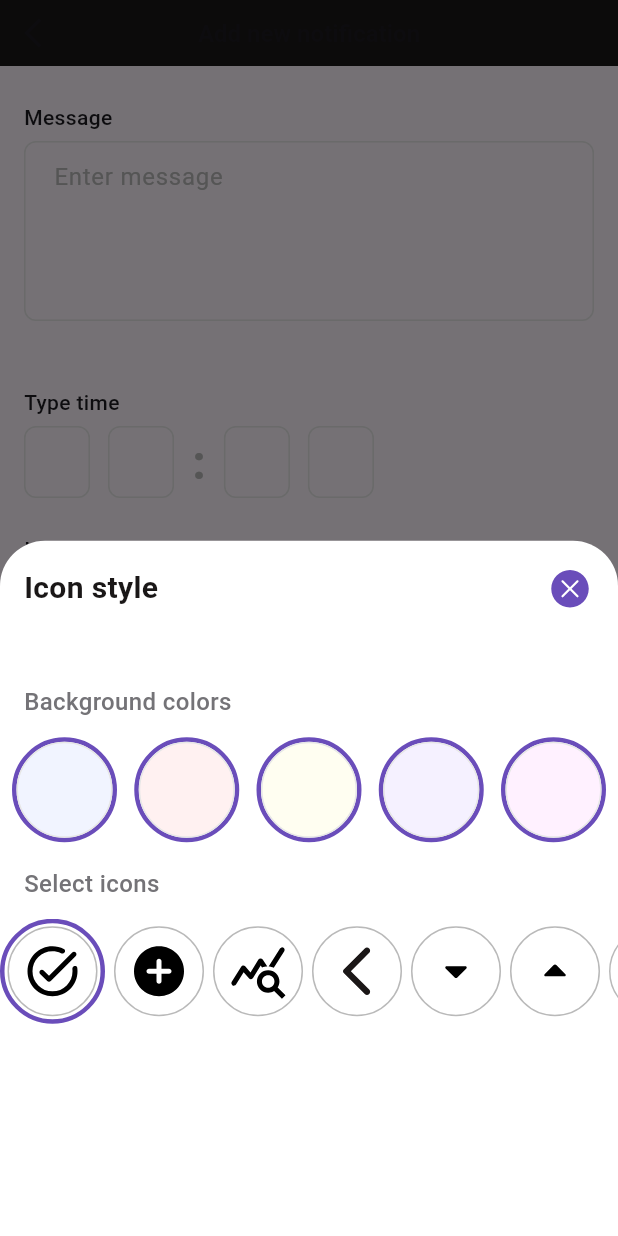
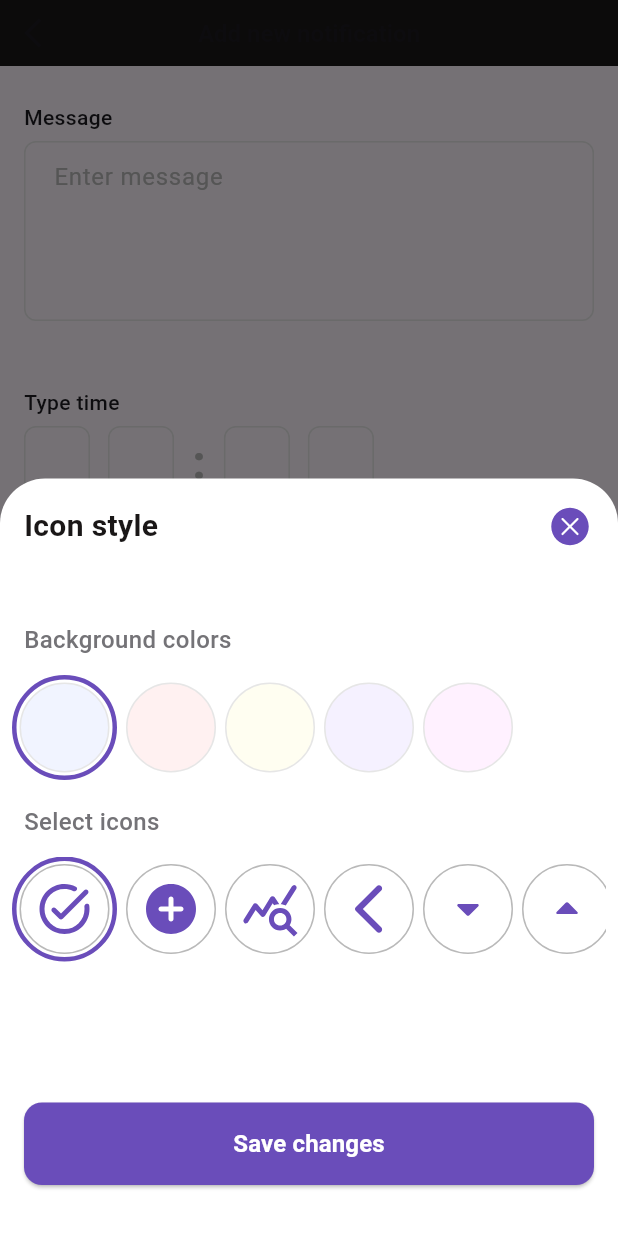
Before and after one commit to NataliyaKoval/flutter_noti, a Flutter app: the AddNewNotificationPage screen opened directly, after a tap on "Select icon", on a phone screen of 412 x 824 dp. Run offline on Flutter 3.47's test engine with Material 3 defaults, Android fonts, the phone set to English and light mode, and no system bars; our stand-ins replace flutter_bloc, flutter_svg.

Commit message:
Display selected icon on the AddNewNotificationPage

```diff
--- a/lib/consts/add_new_strings.dart
+++ b/lib/consts/add_new_strings.dart
@@ -11,4 +11,5 @@ class AddNewStrings {
   String get bottomSheetTitle => 'Icon style';
   String get backgroundColors => 'Background colors';
   String get selectIcons => 'Select icons';
+  String get saveButtonText => 'Save changes';
 }
--- /dev/null
+++ b/lib/consts/icon_colors_list.dart
@@ -0,0 +1,11 @@
+import 'dart:ui';
+
+import 'package:noti/consts/app_colors.dart';
+
+const List<Color> iconColorsList = [
+  AppColors.aliceBlue,
+  AppColors.lavenderBlush,
+  AppColors.ivory,
+  AppColors.magnolia,
+  AppColors.honeydew,
+];
--- a/lib/presentation/add_new_notification_screen/add_new_notification_page.dart
+++ b/lib/presentation/add_new_notification_screen/add_new_notification_page.dart
@@ -2,6 +2,8 @@ import 'package:flutter/material.dart';
 import 'package:flutter_bloc/flutter_bloc.dart';
 import 'package:flutter_svg/svg.dart';
 import 'package:noti/consts/app_colors.dart';
+import 'package:noti/consts/icon_colors_list.dart';
+import 'package:noti/consts/icon_ids_list.dart';
 import 'package:noti/consts/image_assets.dart';
 import 'package:noti/consts/strings.dart';
 import 'package:noti/consts/time_input_id.dart';
@@ -44,7 +46,7 @@ class AddNewNotificationPage extends StatelessWidget {
           body: Padding(
             padding: const EdgeInsets.only(
               top: 24,
-              bottom: 34,
+              bottom: 32,
               left: 16,
               right: 16,
             ),
@@ -76,9 +78,20 @@ class AddNewNotificationPage extends StatelessWidget {
                         decoration: BoxDecoration(
                           shape: BoxShape.circle,
                           border: Border.all(color: AppColors.gray),
+                          color: state.isIconChosen
+                              ? iconColorsList[state.iconBackgroundIndex]
+                              : AppColors.white,
                         ),
                         child: Center(
-                            child: SvgPicture.asset(ImageAssets.placeholder)),
+                            child: state.isIconChosen
+                                ? SvgPicture.asset(
+                                    'assets/icons/${iconIdsList[state.iconIndex]}.svg',
+                                    colorFilter: const ColorFilter.mode(
+                                        AppColors.plumpPurple, BlendMode.srcIn),
+                                    width: 40,
+                                    height: 40,
+                                  )
+                                : SvgPicture.asset(ImageAssets.placeholder)),
                       ),
                       const SizedBox(
                         width: 16,
@@ -87,7 +100,7 @@ class AddNewNotificationPage extends StatelessWidget {
                         onPressed: () {
                           showModalBottomSheet(
                             context: context,
-                            //isScrollControlled: true,
+                            isScrollControlled: true,
                             shape: const RoundedRectangleBorder(
                               borderRadius: BorderRadius.only(
                                 topLeft: Radius.circular(30),
@@ -100,10 +113,14 @@ class AddNewNotificationPage extends StatelessWidget {
                               value: context.read<AddNewNotificationCubit>(),
                               child: BlocBuilder<AddNewNotificationCubit,
                                   AddNewNotificationState>(
-                                builder: (BuildContext context,
-                                    AddNewNotificationState state) {
+                                builder: (
+                                  BuildContext context,
+                                  AddNewNotificationState state,
+                                ) {
                                   return IconBottomSheet(
                                     iconIndex: state.iconIndex,
+                                    iconBackgroundIndex:
+                                        state.iconBackgroundIndex,
                                   );
                                 },
                               ),
--- a/lib/presentation/add_new_notification_screen/bloc/add_new_notification_cubit.dart
+++ b/lib/presentation/add_new_notification_screen/bloc/add_new_notification_cubit.dart
@@ -53,13 +53,15 @@ class AddNewNotificationCubit extends Cubit<AddNewNotificationState> {
     }
   }
 
-  void getIconBackground(value) {
-    iconBackground = value;
-    print(value);
+  void getIconBackground(int index) {
+    emit(state.copyWith(iconBackgroundIndex: index));
   }
 
   void getIcon(int index) {
-    print(index);
     emit(state.copyWith(iconIndex: index));
   }
+
+  void saveIconData() {
+    emit(state.copyWith(isIconChosen: true));
+  }
 }
--- a/lib/presentation/add_new_notification_screen/bloc/add_new_notification_state.dart
+++ b/lib/presentation/add_new_notification_screen/bloc/add_new_notification_state.dart
@@ -5,19 +5,27 @@ class AddNewNotificationState {
   const AddNewNotificationState({
     this.isConfirmButtonEnabled = false,
     this.iconIndex = 0,
+    this.iconBackgroundIndex = 0,
+    this.isIconChosen = false,
   });
 
   final bool isConfirmButtonEnabled;
   final int iconIndex;
+  final int iconBackgroundIndex;
+  final bool isIconChosen;
 
   AddNewNotificationState copyWith({
     bool? isConfirmButtonEnabled,
     int? iconIndex,
+    int? iconBackgroundIndex,
+    bool? isIconChosen,
   }) {
     return AddNewNotificationState(
       isConfirmButtonEnabled:
           isConfirmButtonEnabled ?? this.isConfirmButtonEnabled,
       iconIndex: iconIndex ?? this.iconIndex,
+      iconBackgroundIndex: iconBackgroundIndex ?? this.iconBackgroundIndex,
+      isIconChosen: isIconChosen ?? this.isIconChosen,
     );
   }
 }
--- a/lib/presentation/add_new_notification_screen/widgets/icon_background_circle.dart
+++ /dev/null
@@ -1,39 +0,0 @@
-import 'package:flutter/material.dart';
-import 'package:noti/consts/app_colors.dart';
-
-class IconBackgroundCircle extends StatelessWidget {
-  const IconBackgroundCircle({
-    super.key,
-    required this.color,
-    required this.onTap,
-  });
-
-  final Color color;
-  final void Function(Color color) onTap;
-
-  @override
-  Widget build(BuildContext context) {
-    return InkWell(
-      onTap: () {
-        onTap(color);
-      },
-      child: Container(
-        width: 70,
-        height: 70,
-        decoration: BoxDecoration(
-          shape: BoxShape.circle,
-          border: Border.all(width: 3, color: AppColors.plumpPurple),
-        ),
-        child: Container(
-          width: 60,
-          height: 60,
-          decoration: BoxDecoration(
-            shape: BoxShape.circle,
-            border: Border.all(width: 1, color: AppColors.platinum),
-            color: color,
-          ),
-        ),
-      ),
-    );
-  }
-}
--- /dev/null
+++ b/lib/presentation/add_new_notification_screen/widgets/icon_background_list_view.dart
@@ -0,0 +1,55 @@
+import 'package:flutter/material.dart';
+import 'package:noti/consts/app_colors.dart';
+import 'package:noti/consts/icon_colors_list.dart';
+
+class IconBackgroundListView extends StatelessWidget {
+  const IconBackgroundListView({
+    super.key,
+    required this.onTap,
+    required this.iconIndex,
+  });
+
+  final void Function(int index) onTap;
+  final int iconIndex;
+
+  @override
+  Widget build(BuildContext context) {
+    return ListView.separated(
+      scrollDirection: Axis.horizontal,
+      separatorBuilder: (context, index) =>
+      const SizedBox(
+        width: 6,
+      ),
+      itemCount: iconColorsList.length,
+      itemBuilder: (context, index) =>
+          InkWell(
+            onTap: () {
+              onTap(index);
+            },
+            child: Stack(
+              alignment: Alignment.center,
+              children: [
+                Visibility(
+                  visible: index == iconIndex,
+                  child: Container(
+                    width: 70,
+                    height: 70,
+                    decoration: BoxDecoration(
+                      shape: BoxShape.circle,
+                      border: Border.all(width: 3, color: AppColors.plumpPurple),
+                    ),),
+                ),
+                Container(
+                  width: 60,
+                  height: 60,
+                  decoration: BoxDecoration(
+                    shape: BoxShape.circle,
+                    border: Border.all(width: 1, color: AppColors.platinum),
+                    color: iconColorsList[index],
+                  ),
+                ),
+              ],),
+          ),
+    );
+  }
+}
--- a/lib/presentation/add_new_notification_screen/widgets/icon_background_row.dart
+++ /dev/null
@@ -1,23 +0,0 @@
-import 'package:flutter/material.dart';
-import 'package:noti/consts/app_colors.dart';
-import 'package:noti/presentation/add_new_notification_screen/widgets/icon_background_circle.dart';
-
-class IconBackgroundRow extends StatelessWidget {
-  const IconBackgroundRow({super.key, required this.onTap, });
-
-final void Function(Color value) onTap;
-
-  @override
-  Widget build(BuildContext context) {
-    return Row(
-      mainAxisAlignment: MainAxisAlignment.spaceBetween,
-      children: [
-        IconBackgroundCircle(color: AppColors.aliceBlue, onTap: onTap),
-        IconBackgroundCircle(color: AppColors.lavenderBlush, onTap: onTap),
-        IconBackgroundCircle(color: AppColors.ivory, onTap: onTap),
-        IconBackgroundCircle(color: AppColors.magnolia, onTap: onTap),
-        IconBackgroundCircle(color: AppColors.honeydew, onTap: onTap),
-      ],
-    );
-  }
-}
--- a/lib/presentation/add_new_notification_screen/widgets/icon_bottom_sheet.dart
+++ b/lib/presentation/add_new_notification_screen/widgets/icon_bottom_sheet.dart
@@ -5,17 +5,24 @@ import 'package:noti/consts/app_colors.dart';
 import 'package:noti/consts/image_assets.dart';
 import 'package:noti/consts/strings.dart';
 import 'package:noti/presentation/add_new_notification_screen/bloc/add_new_notification_cubit.dart';
-import 'package:noti/presentation/add_new_notification_screen/widgets/icon_background_row.dart';
+import 'package:noti/presentation/add_new_notification_screen/widgets/icon_background_list_view.dart';
 import 'package:noti/presentation/add_new_notification_screen/widgets/icon_selection_list_view.dart';
+import 'package:noti/presentation/widgets/big_filled_button.dart';
 
 class IconBottomSheet extends StatelessWidget {
-  const IconBottomSheet({super.key, required this.iconIndex});
+  const IconBottomSheet({
+    super.key,
+    required this.iconIndex,
+    required this.iconBackgroundIndex,
+  });
 
   final int iconIndex;
+  final int iconBackgroundIndex;
 
   @override
   Widget build(BuildContext context) {
     return Column(
+      mainAxisSize: MainAxisSize.min,
       crossAxisAlignment: CrossAxisAlignment.start,
       children: [
         Row(
@@ -62,11 +69,12 @@ class IconBottomSheet extends StatelessWidget {
           padding: const EdgeInsets.only(left: 8, bottom: 16, right: 8),
           child: SizedBox(
             height: 70,
-            child: IconBackgroundRow(
-              onTap: (Color value) {
+            child: IconBackgroundListView(
+              iconIndex: iconBackgroundIndex,
+              onTap: (int index) {
                 context
                     .read<AddNewNotificationCubit>()
-                    .getIconBackground(value);
+                    .getIconBackground(index);
               },
             ),
           ),
@@ -83,13 +91,32 @@ class IconBottomSheet extends StatelessWidget {
             ),
           ),
         ),
-        SizedBox(
-          height: 70,
-          child: IconSelectionListView(
-            onTap: (int index) {
-            context.read<AddNewNotificationCubit>().getIcon(index);
-          },
-            iconIndex: iconIndex,),
+        Padding(
+          padding: const EdgeInsets.symmetric(horizontal: 8),
+          child: SizedBox(
+            height: 70,
+            child: IconSelectionListView(
+              onTap: (int index) {
+                context.read<AddNewNotificationCubit>().getIcon(index);
+              },
+              iconIndex: iconIndex,
+            ),
+          ),
+        ),
+        Padding(
+          padding: const EdgeInsets.only(
+            top: 94,
+            bottom: 34,
+            left: 16,
+            right: 16,
+          ),
+          child: BigFilledButton(
+            text: Strings.addNewStrings.saveButtonText,
+            onPressed: () {
+              context.read<AddNewNotificationCubit>().saveIconData();
+              Navigator.of(context).pop();
+            },
+          ),
         ),
       ],
     );
--- a/lib/presentation/add_new_notification_screen/widgets/icon_selection_list_view.dart
+++ b/lib/presentation/add_new_notification_screen/widgets/icon_selection_list_view.dart
@@ -50,6 +50,10 @@ class IconSelectionListView extends StatelessWidget {
                 child: Center(
                   child: SvgPicture.asset(
                     'assets/icons/${iconIdsList[index]}.svg',
+                    colorFilter: const ColorFilter.mode(
+                      AppColors.plumpPurple,
+                      BlendMode.srcIn,
+                    ),
                     width: 40,
                     height: 40,
                   ),
--- a/lib/presentation/widgets/big_filled_button.dart
+++ b/lib/presentation/widgets/big_filled_button.dart
@@ -1,6 +1,5 @@
 import 'package:flutter/material.dart';
 import 'package:noti/consts/app_colors.dart';
-import 'package:noti/consts/strings.dart';
 
 class BigFilledButton extends StatelessWidget {
   const BigFilledButton({
@@ -19,7 +18,7 @@ class BigFilledButton extends StatelessWidget {
       child: ElevatedButton(
         style: ElevatedButton.styleFrom(
           minimumSize: Size.zero,
-          padding: const EdgeInsets.symmetric(vertical: 16,),
+          padding: const EdgeInsets.symmetric(vertical: 16),
           disabledBackgroundColor: AppColors.gray,
           backgroundColor: AppColors.plumpPurple,
           foregroundColor: AppColors.blueMagentaViolet,
@@ -29,7 +28,7 @@ class BigFilledButton extends StatelessWidget {
         ),
         onPressed: onPressed,
         child: Text(
-          Strings.loginPageStrings.buttonText,
+          text,
           style: const TextStyle(
             fontSize: 16,
             fontWeight: FontWeight.w700,
```
